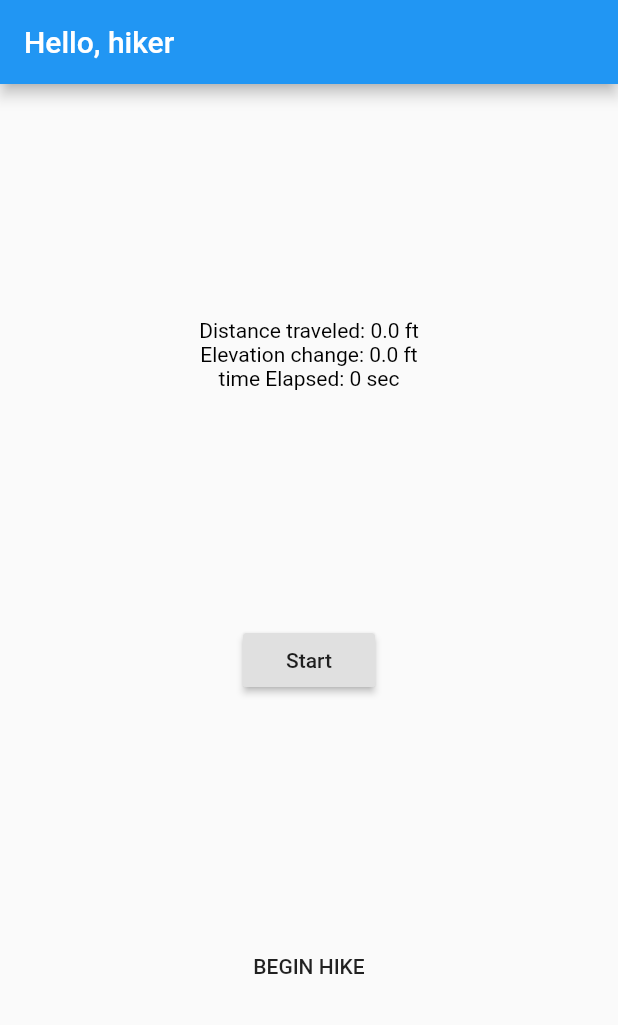
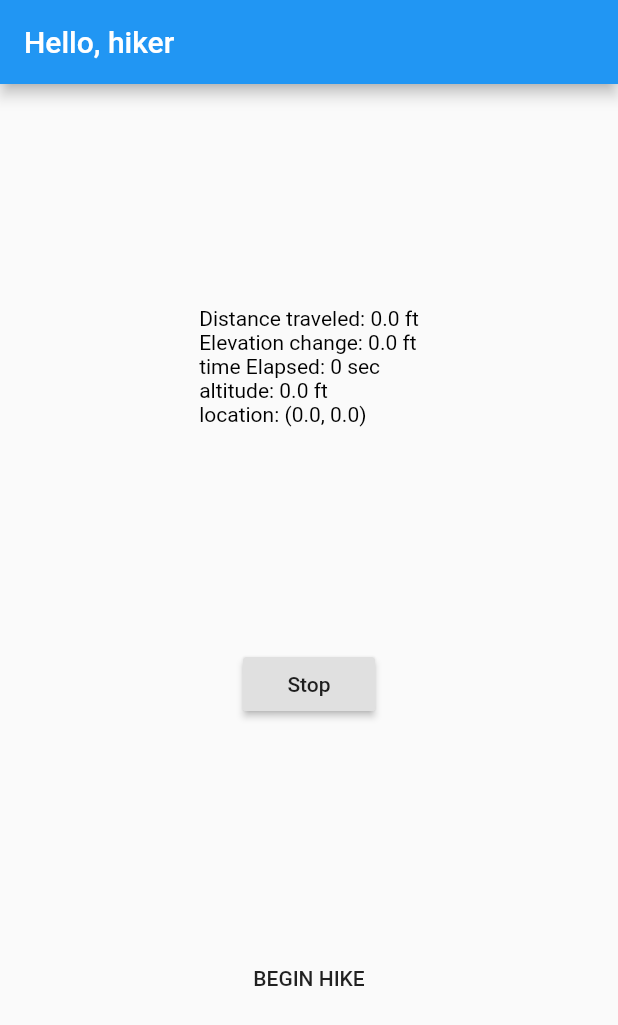
Before and after one commit to jacob6838/hiking-app-flutter, a Flutter app: the screen it shows after launch, after a tap on "BEGIN HIKE", on a phone screen of 412 x 824 dp. Shown: the top 1025 px of the screen. Run offline on Flutter 3.47's test engine with Material 2 defaults, Android fonts, the phone set to English and light mode, and no system bars; our stand-ins replace freezed_annotation, kt_dart, rxdart; missing offline and left inert: background_location, maps_toolkit; generated files the repository leaves out were written again.

Commit message:
Background location seems to work.

```diff
--- a/lib/hiking_service.dart
+++ b/lib/hiking_service.dart
@@ -12,11 +12,11 @@ import 'package:rxdart/rxdart.dart';
 const int millisecondsPerSecond = 1000;
 
 /// Number of seconds between updates
-const int updateIntervalSec = 10;
+const int updateIntervalSec = 2;
 
 /// Minimum distance between location updates published to UI.
 /// TODO: Dynamically update this based on instantaneous accuracy.
-const int minimumDistanceThreshold = 4;
+const int minimumDistanceThreshold = 0;
 
 class HikingService {
   final LocationService _locationService;
@@ -39,7 +39,12 @@ class HikingService {
   HikingService({LocationService locationService})
       : _lastUpdateTimeSec = 0,
         _locationService = locationService {
-    _locationService.locationStream.where((_) => _hikeIsActive).map(toLocationStatus).listen(_handleLocationUpdate);
+    _locationService.locationStream
+        .doOnData((event) => print("HIKER: location update received."))
+        .where((_) => _hikeIsActive)
+        .map(toLocationStatus)
+        .doOnData((event) => print("HIKER: calling _handleLocationUpdate."))
+        .listen(_handleLocationUpdate);
   }
 
   Stream<bool> get currentHikerStatus$ => _activeStatusSub.stream.asBroadcastStream();
@@ -50,24 +55,35 @@ class HikingService {
 
   Future<void> toggleStatus() async {
     _hikeIsActive = !_hikeIsActive;
+    _activeStatusSub.add(_hikeIsActive);
     if (_hikeIsActive) {
-      _prevLocation = toLocationStatus(await _locationService.location);
-      _hikeMetricsTotal = getInitialMetrics(_prevLocation, getCurrentTimeSeconds());
+      // _prevLocation = toLocationStatus(await _locationService.location);
+      _prevLocation = LocationStatus();
+      // _hikeMetricsTotal = getInitialMetrics(_prevLocation, getCurrentTimeSeconds());
       _currentPath.clear();
     }
-    _activeStatusSub.add(_hikeIsActive);
   }
 
   /// Process an updated location from device
   void _handleLocationUpdate(LocationStatus locationStatus) {
+    if (_prevLocation == null || _prevLocation.timeStampSec == 0.0) {
+      print(locationStatus.toString());
+      _prevLocation = locationStatus;
+      _hikeMetricsTotal = getInitialMetrics(_prevLocation, getCurrentTimeSeconds());
+      _currentHikerMetricsSub.add(_hikeMetricsTotal);
+      return;
+    }
+
+    print("HIKER: _handleLocationUpdate called.");
+
     final double deltaSec = locationStatus.timeStampSec - _prevLocation.timeStampSec;
-    if (deltaSec < updateIntervalSec) return;
+    // if (deltaSec < updateIntervalSec) return;
 
     final deltaDistance = SphericalUtil.computeDistanceBetween(
       LatLng(locationStatus.latitude, locationStatus.longitude),
       LatLng(_prevLocation.latitude, _prevLocation.longitude),
     ).toDouble();
-    if (deltaDistance < minimumDistanceThreshold) return;
+    // if (deltaDistance < minimumDistanceThreshold) return;
 
     _prevLocation = locationStatus;
 
@@ -132,6 +148,8 @@ HikeMetrics accumulateMetrics(
 
   final deltaAltitude = currLoc.altitude - prevMetrics.altitude;
 
+  print(prevMetrics.toString());
+
   return prevMetrics.copyWith(
     latitude: currLoc.latitude,
     longitude: currLoc.longitude,
--- a/lib/location_service.dart
+++ b/lib/location_service.dart
@@ -28,11 +28,13 @@ class LocationService {
   Future<Location> get location async => _location.getCurrentLocation();
 
   LocationService() {
+    print("HIKER: Init LocationService()");
+
     // Request permission to use location
     BackgroundLocation.getPermissions(
-      onGranted: () {
-        BackgroundLocation.setNotificationTitle("Test Title");
-        BackgroundLocation.startLocationService();
+      onGranted: () async {
+        await BackgroundLocation.setNotificationTitle("Using location");
+        await BackgroundLocation.startLocationService();
         BackgroundLocation.getLocationUpdates((location) {
           if (location == null) return;
           print("HIKER: speed = ${location.speed} mps, lat = ${location.latitude}, lon = ${location.longitude}");
--- a/lib/main.dart
+++ b/lib/main.dart
@@ -82,6 +82,7 @@ class MyHomePageState extends State<MyHomePage> {
                 stream: _hikingService.currentHikerMetrics$,
                 builder: (context, AsyncSnapshot<HikeMetrics> snapshot) {
                   return Column(
+                    crossAxisAlignment: CrossAxisAlignment.start,
                     children: [
                       Text(
                         _toDistanceTraveledString(snapshot?.data),
@@ -93,6 +94,14 @@ class MyHomePageState extends State<MyHomePage> {
                       ),
                       Text(
                         _toTimeElapsedString(snapshot?.data),
+                        style: const TextStyle(color: Colors.black, fontSize: 14),
+                      ),
+                      Text(
+                        _toCurrentAltitude(snapshot?.data),
+                        style: const TextStyle(color: Colors.black, fontSize: 14),
+                      ),
+                      Text(
+                        _toCurrentLatLon(snapshot?.data),
                         style: const TextStyle(color: Colors.black, fontSize: 14),
                       ),
                     ],
@@ -116,6 +125,7 @@ class MyHomePageState extends State<MyHomePage> {
 
   void onEnableBtnClicked() {
     _hikingService.toggleStatus();
+    print("HIKER: onEnableBtnClicked");
   }
 
   String _enableBtnName(bool activeStatus) {
@@ -149,8 +159,20 @@ class MyHomePageState extends State<MyHomePage> {
 
   String _toTimeElapsedString(HikeMetrics hikeMetrics) {
     if (hikeMetrics == null) return "stuff";
+    return "time Elapsed: ${hikeMetrics.metricPeriodSeconds.round()} sec";
+  }
 
-    return "time Elapsed: ${hikeMetrics.metricPeriodSeconds.round()} sec";
+  String _toCurrentAltitude(HikeMetrics hikeMetrics) {
+    if (hikeMetrics == null) return "stuff";
+    final alt = metersToFeet(hikeMetrics.altitude);
+    return "altitude: $alt ft";
+  }
+
+  String _toCurrentLatLon(HikeMetrics hikeMetrics) {
+    if (hikeMetrics == null) return "stuff";
+    final lat = hikeMetrics.latitude;
+    final lon = hikeMetrics.longitude;
+    return "location: ($lat, $lon)";
   }
 }
 
```
Also changed, not shown: 1 other file.
